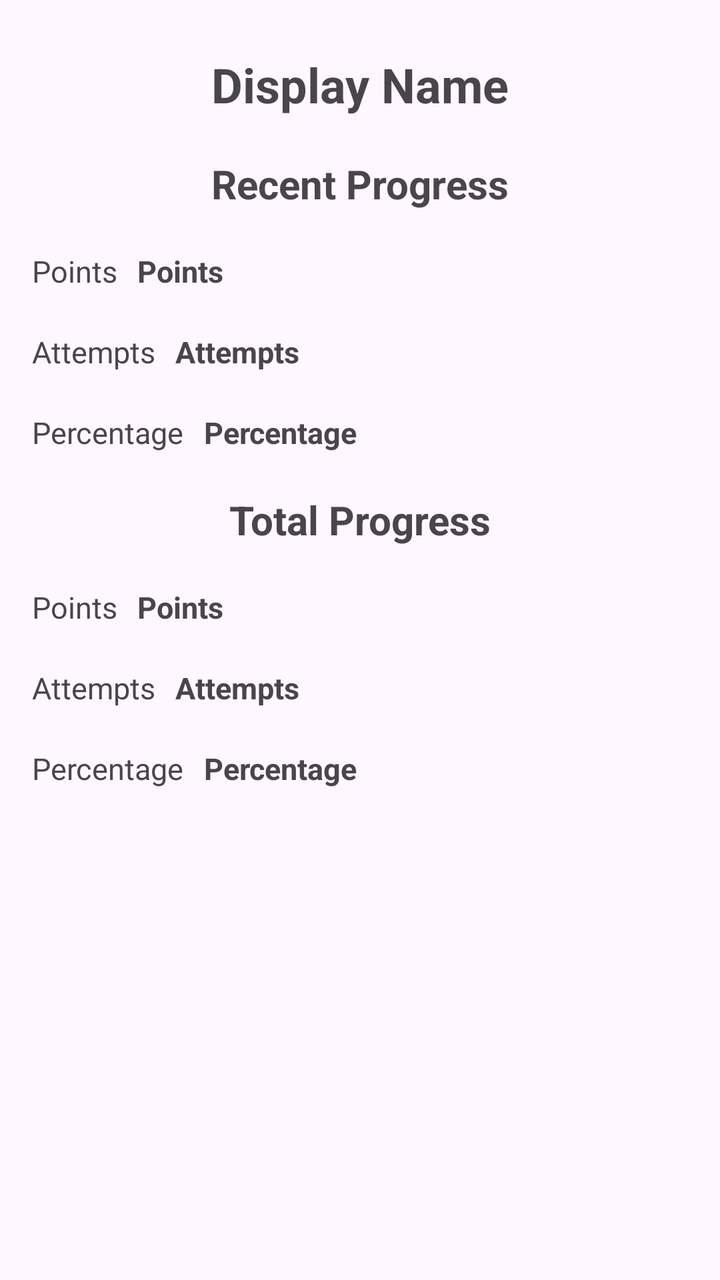
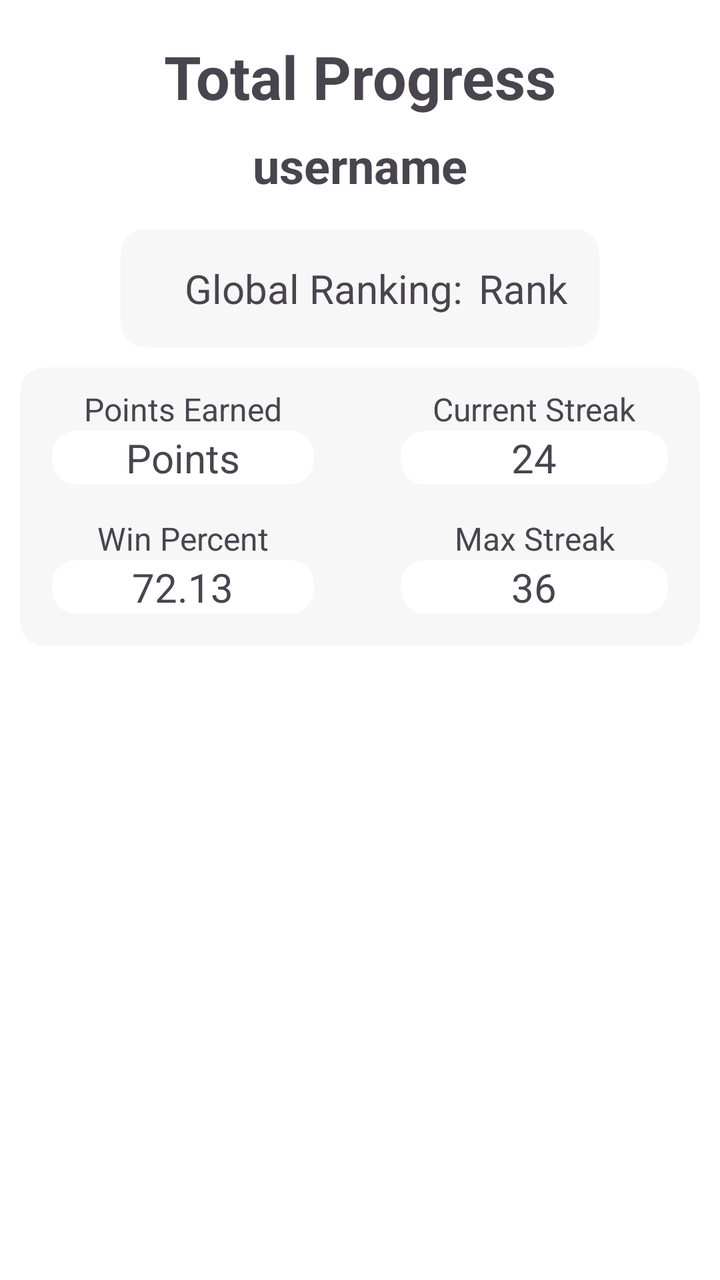

Before-and-after screenshots of an Android layout around one commit, followed by the original layout XML and the change that was made.
<!-- AndroidManifest.xml: application theme Theme.TheApp -->
<!-- res/layout/fragment_statistics.xml -->
<?xml version="1.0" encoding="utf-8"?>
<androidx.constraintlayout.widget.ConstraintLayout
    xmlns:android="http://schemas.android.com/apk/res/android"
    xmlns:app="http://schemas.android.com/apk/res-auto"
    xmlns:tools="http://schemas.android.com/tools"
    android:layout_width="match_parent"
    android:layout_height="match_parent"
    android:padding="16dp"
    tools:context=".StatisticsFragment">

    <TextView
        android:id="@+id/displayNameText"
        android:layout_width="wrap_content"
        android:layout_height="wrap_content"
        android:text="@string/display_name"
        android:textStyle="bold"
        android:textSize="24sp"
        android:padding="10dp"
        app:layout_constraintTop_toTopOf="parent"
        app:layout_constraintStart_toStartOf="parent"
        app:layout_constraintEnd_toEndOf="parent" />

    <TextView
        android:id="@+id/recent_progress_title"
        android:layout_width="wrap_content"
        android:layout_height="wrap_content"
        android:text="@string/recent_progress"
        android:textSize="20sp"
        android:textStyle="bold"
        android:padding="10dp"
        app:layout_constraintTop_toBottomOf="@id/displayNameText"
        app:layout_constraintStart_toStartOf="parent"
        app:layout_constraintEnd_toEndOf="parent" />

    <TextView
        android:id="@+id/recent_points_text"
        android:layout_width="0dp"
        android:layout_height="wrap_content"
        android:text="@string/points"
        android:textSize="15sp"
        android:paddingTop="10dp"
        android:paddingBottom="10dp"
        android:paddingRight="10dp"
        app:layout_constraintTop_toBottomOf="@id/recent_progress_title"
        app:layout_constraintStart_toStartOf="parent" />

    <TextView
        android:id="@+id/recent_points"
        android:layout_width="0dp"
        android:layout_height="wrap_content"
        android:text="@string/points"
        android:textSize="15sp"
        android:textStyle="bold"
        android:paddingTop="10dp"
        android:paddingBottom="10dp"
        app:layout_constraintTop_toTopOf="@id/recent_points_text"
        app:layout_constraintStart_toEndOf="@id/recent_points_text" />

    <TextView
        android:id="@+id/recent_attempts_text"
        android:layout_width="0dp"
        android:layout_height="wrap_content"
        android:text="@string/attempts"
        android:textSize="15sp"
        android:paddingTop="10dp"
        android:paddingBottom="10dp"
        android:paddingRight="10dp"
        app:layout_constraintTop_toBottomOf="@id/recent_points_text"
        app:layout_constraintStart_toStartOf="parent" />

    <TextView
        android:id="@+id/recent_attempts"
        android:layout_width="0dp"
        android:layout_height="wrap_content"
        android:text="@string/attempts"
        android:textSize="15sp"
        android:textStyle="bold"
        android:paddingTop="10dp"
        android:paddingBottom="10dp"
        app:layout_constraintTop_toTopOf="@id/recent_attempts_text"
        app:layout_constraintStart_toEndOf="@id/recent_attempts_text" />

    <TextView
        android:id="@+id/recent_correct_percent_text"
        android:layout_width="0dp"
        android:layout_height="wrap_content"
        android:text="@string/percentage"
        android:textSize="15sp"
        android:paddingTop="10dp"
        android:paddingBottom="10dp"
        android:paddingRight="10dp"
        app:layout_constraintTop_toBottomOf="@id/recent_attempts_text"
        app:layout_constraintStart_toStartOf="parent" />

    <TextView
        android:id="@+id/recent_correct_percent"
        android:layout_width="0dp"
        android:layout_height="wrap_content"
        android:text="@string/percentage"
        android:textSize="15sp"
        android:textStyle="bold"
        android:paddingTop="10dp"
        android:paddingBottom="10dp"
        app:layout_constraintTop_toTopOf="@id/recent_correct_percent_text"
        app:layout_constraintStart_toEndOf="@id/recent_correct_percent_text" />

    <TextView
        android:id="@+id/total_progress_title"
        android:layout_width="wrap_content"
        android:layout_height="wrap_content"
        android:text="@string/total_progress"
        android:textSize="20sp"
        android:textStyle="bold"
        android:padding="10dp"
        app:layout_constraintTop_toBottomOf="@id/recent_correct_percent_text"
        app:layout_constraintStart_toStartOf="parent"
        app:layout_constraintEnd_toEndOf="parent" />

    <TextView
        android:id="@+id/total_points_text"
        android:layout_width="0dp"
        android:layout_height="wrap_content"
        android:text="@string/points"
        android:textSize="15sp"
        android:paddingTop="10dp"
        android:paddingBottom="10dp"
        android:paddingRight="10dp"
        app:layout_constraintTop_toBottomOf="@id/total_progress_title"
        app:layout_constraintStart_toStartOf="parent" />

    <TextView
        android:id="@+id/total_points"
        android:layout_width="0dp"
        android:layout_height="wrap_content"
        android:text="@string/points"
        android:textSize="15sp"
        android:textStyle="bold"
        android:paddingTop="10dp"
        android:paddingBottom="10dp"
        app:layout_constraintTop_toTopOf="@id/total_points_text"
        app:layout_constraintStart_toEndOf="@id/total_points_text" />

    <TextView
        android:id="@+id/total_attempts_text"
        android:layout_width="0dp"
        android:layout_height="wrap_content"
        android:text="@string/attempts"
        android:textSize="15sp"
        android:paddingTop="10dp"
        android:paddingBottom="10dp"
        android:paddingRight="10dp"
        app:layout_constraintTop_toBottomOf="@id/total_points_text"
        app:layout_constraintStart_toStartOf="parent" />

    <TextView
        android:id="@+id/total_attempts"
        android:layout_width="0dp"
        android:layout_height="wrap_content"
        android:text="@string/attempts"
        android:textSize="15sp"
        android:textStyle="bold"
        android:paddingTop="10dp"
        android:paddingBottom="10dp"
        app:layout_constraintTop_toTopOf="@id/total_attempts_text"
        app:layout_constraintStart_toEndOf="@id/total_attempts_text" />

    <TextView
        android:id="@+id/total_correct_percent_text"
        android:layout_width="0dp"
        android:layout_height="wrap_content"
        android:text="@string/percentage"
        android:textSize="15sp"
        android:paddingTop="10dp"
        android:paddingBottom="10dp"
        android:paddingStart="0dp"
        android:paddingEnd="10dp"
        app:layout_constraintTop_toBottomOf="@id/total_attempts_text"
        app:layout_constraintStart_toStartOf="parent" />

    <TextView
        android:id="@+id/total_correct_percent"
        android:layout_width="0dp"
        android:layout_height="wrap_content"
        android:text="@string/percentage"
        android:textSize="15sp"
        android:textStyle="bold"
        android:paddingTop="10dp"
        android:paddingBottom="10dp"
        app:layout_constraintTop_toTopOf="@id/total_correct_percent_text"
        app:layout_constraintStart_toEndOf="@id/total_correct_percent_text" />

</androidx.constraintlayout.widget.ConstraintLayout>
<!-- resources referenced by this layout -->
<resources>
  <string name="attempts">Attempts</string>
  <string name="display_name">Display Name</string>
  <string name="percentage">Percentage</string>
  <string name="points">Points</string>
  <string name="recent_progress">Recent Progress</string>
  <string name="total_progress">Total Progress</string>
  <style name="Theme.TheApp" parent="Base.Theme.TheApp" />
  <style name="Base.Theme.TheApp" parent="Theme.Material3.DayNight.NoActionBar">
          
          
          <item name="colorPrimary">@color/primary</item>
          <item name="colorOnPrimary">@color/on_primary</item>
      </style>
  <color name="primary">#000000</color>
  <color name="on_primary">#FFFFFF</color>
</resources>

<!-- the commit's change to res/layout/fragment_statistics.xml (unified diff, before → after) -->
@@ -1,192 +1,238 @@
 <?xml version="1.0" encoding="utf-8"?>
-<androidx.constraintlayout.widget.ConstraintLayout
-    xmlns:android="http://schemas.android.com/apk/res/android"
+<LinearLayout xmlns:android="http://schemas.android.com/apk/res/android"
     xmlns:app="http://schemas.android.com/apk/res-auto"
     xmlns:tools="http://schemas.android.com/tools"
     android:layout_width="match_parent"
     android:layout_height="match_parent"
-    android:padding="16dp"
+    android:background="@color/nav_view"
+    android:orientation="vertical"
+    android:padding="10dp"
     tools:context=".StatisticsFragment">
 
-    <TextView
-        android:id="@+id/displayNameText"
-        android:layout_width="wrap_content"
-        android:layout_height="wrap_content"
-        android:text="@string/display_name"
-        android:textStyle="bold"
-        android:textSize="24sp"
-        android:padding="10dp"
-        app:layout_constraintTop_toTopOf="parent"
-        app:layout_constraintStart_toStartOf="parent"
-        app:layout_constraintEnd_toEndOf="parent" />
-
-    <TextView
-        android:id="@+id/recent_progress_title"
-        android:layout_width="wrap_content"
-        android:layout_height="wrap_content"
-        android:text="@string/recent_progress"
-        android:textSize="20sp"
-        android:textStyle="bold"
-        android:padding="10dp"
-        app:layout_constraintTop_toBottomOf="@id/displayNameText"
-        app:layout_constraintStart_toStartOf="parent"
-        app:layout_constraintEnd_toEndOf="parent" />
-
-    <TextView
-        android:id="@+id/recent_points_text"
-        android:layout_width="0dp"
-        android:layout_height="wrap_content"
-        android:text="@string/points"
-        android:textSize="15sp"
-        android:paddingTop="10dp"
-        android:paddingBottom="10dp"
-        android:paddingRight="10dp"
-        app:layout_constraintTop_toBottomOf="@id/recent_progress_title"
-        app:layout_constraintStart_toStartOf="parent" />
-
-    <TextView
-        android:id="@+id/recent_points"
-        android:layout_width="0dp"
-        android:layout_height="wrap_content"
-        android:text="@string/points"
-        android:textSize="15sp"
-        android:textStyle="bold"
-        android:paddingTop="10dp"
-        android:paddingBottom="10dp"
-        app:layout_constraintTop_toTopOf="@id/recent_points_text"
-        app:layout_constraintStart_toEndOf="@id/recent_points_text" />
-
-    <TextView
-        android:id="@+id/recent_attempts_text"
-        android:layout_width="0dp"
-        android:layout_height="wrap_content"
-        android:text="@string/attempts"
-        android:textSize="15sp"
-        android:paddingTop="10dp"
-        android:paddingBottom="10dp"
-        android:paddingRight="10dp"
-        app:layout_constraintTop_toBottomOf="@id/recent_points_text"
-        app:layout_constraintStart_toStartOf="parent" />
-
-    <TextView
-        android:id="@+id/recent_attempts"
-        android:layout_width="0dp"
-        android:layout_height="wrap_content"
-        android:text="@string/attempts"
-        android:textSize="15sp"
-        android:textStyle="bold"
-        android:paddingTop="10dp"
-        android:paddingBottom="10dp"
-        app:layout_constraintTop_toTopOf="@id/recent_attempts_text"
-        app:layout_constraintStart_toEndOf="@id/recent_attempts_text" />
-
-    <TextView
-        android:id="@+id/recent_correct_percent_text"
-        android:layout_width="0dp"
-        android:layout_height="wrap_content"
-        android:text="@string/percentage"
-        android:textSize="15sp"
-        android:paddingTop="10dp"
-        android:paddingBottom="10dp"
-        android:paddingRight="10dp"
-        app:layout_constraintTop_toBottomOf="@id/recent_attempts_text"
-        app:layout_constraintStart_toStartOf="parent" />
-
-    <TextView
-        android:id="@+id/recent_correct_percent"
-        android:layout_width="0dp"
-        android:layout_height="wrap_content"
-        android:text="@string/percentage"
-        android:textSize="15sp"
-        android:textStyle="bold"
-        android:paddingTop="10dp"
-        android:paddingBottom="10dp"
-        app:layout_constraintTop_toTopOf="@id/recent_correct_percent_text"
-        app:layout_constraintStart_toEndOf="@id/recent_correct_percent_text" />
-
-    <TextView
-        android:id="@+id/total_progress_title"
-        android:layout_width="wrap_content"
-        android:layout_height="wrap_content"
-        android:text="@string/total_progress"
-        android:textSize="20sp"
-        android:textStyle="bold"
-        android:padding="10dp"
-        app:layout_constraintTop_toBottomOf="@id/recent_correct_percent_text"
-        app:layout_constraintStart_toStartOf="parent"
-        app:layout_constraintEnd_toEndOf="parent" />
-
-    <TextView
-        android:id="@+id/total_points_text"
-        android:layout_width="0dp"
-        android:layout_height="wrap_content"
-        android:text="@string/points"
-        android:textSize="15sp"
-        android:paddingTop="10dp"
-        android:paddingBottom="10dp"
-        android:paddingRight="10dp"
-        app:layout_constraintTop_toBottomOf="@id/total_progress_title"
-        app:layout_constraintStart_toStartOf="parent" />
-
-    <TextView
-        android:id="@+id/total_points"
-        android:layout_width="0dp"
-        android:layout_height="wrap_content"
-        android:text="@string/points"
-        android:textSize="15sp"
-        android:textStyle="bold"
-        android:paddingTop="10dp"
-        android:paddingBottom="10dp"
-        app:layout_constraintTop_toTopOf="@id/total_points_text"
-        app:layout_constraintStart_toEndOf="@id/total_points_text" />
-
-    <TextView
-        android:id="@+id/total_attempts_text"
-        android:layout_width="0dp"
-        android:layout_height="wrap_content"
-        android:text="@string/attempts"
-        android:textSize="15sp"
-        android:paddingTop="10dp"
-        android:paddingBottom="10dp"
-        android:paddingRight="10dp"
-        app:layout_constraintTop_toBottomOf="@id/total_points_text"
-        app:layout_constraintStart_toStartOf="parent" />
-
-    <TextView
-        android:id="@+id/total_attempts"
-        android:layout_width="0dp"
-        android:layout_height="wrap_content"
-        android:text="@string/attempts"
-        android:textSize="15sp"
-        android:textStyle="bold"
-        android:paddingTop="10dp"
-        android:paddingBottom="10dp"
-        app:layout_constraintTop_toTopOf="@id/total_attempts_text"
-        app:layout_constraintStart_toEndOf="@id/total_attempts_text" />
-
-    <TextView
-        android:id="@+id/total_correct_percent_text"
-        android:layout_width="0dp"
-        android:layout_height="wrap_content"
-        android:text="@string/percentage"
-        android:textSize="15sp"
-        android:paddingTop="10dp"
-        android:paddingBottom="10dp"
-        android:paddingStart="0dp"
-        android:paddingEnd="10dp"
-        app:layout_constraintTop_toBottomOf="@id/total_attempts_text"
-        app:layout_constraintStart_toStartOf="parent" />
-
-    <TextView
-        android:id="@+id/total_correct_percent"
-        android:layout_width="0dp"
-        android:layout_height="wrap_content"
-        android:text="@string/percentage"
-        android:textSize="15sp"
-        android:textStyle="bold"
-        android:paddingTop="10dp"
-        android:paddingBottom="10dp"
-        app:layout_constraintTop_toTopOf="@id/total_correct_percent_text"
-        app:layout_constraintStart_toEndOf="@id/total_correct_percent_text" />
-
-</androidx.constraintlayout.widget.ConstraintLayout>
+    <RelativeLayout
+        android:layout_width="match_parent"
+        android:layout_height="match_parent"
+        android:orientation="vertical">
+
+        <TextView
+            android:id="@+id/total_progress_title"
+            android:layout_width="match_parent"
+            android:layout_height="wrap_content"
+            android:gravity="center"
+            android:padding="8dp"
+            android:text="@string/total_progress"
+            android:textSize="30sp"
+            android:textStyle="bold" />
+
+        <TextView
+            android:id="@+id/usernameText"
+            android:layout_below="@id/total_progress_title"
+            android:layout_width="match_parent"
+            android:layout_height="wrap_content"
+            android:gravity="center"
+            android:paddingBottom="16dp"
+            android:text="@string/username"
+            android:textSize="24sp"
+            android:textStyle="bold" />
+
+        <com.google.android.material.card.MaterialCardView
+            android:id="@+id/rankCard"
+            android:layout_below="@id/usernameText"
+            android:layout_width="wrap_content"
+            android:layout_height="wrap_content"
+            android:layout_centerHorizontal="true"
+            android:layout_marginBottom="10dp"
+            android:backgroundTint="@color/card_color"
+            app:strokeColor="@android:color/transparent">
+
+            <RelativeLayout
+                android:layout_width="match_parent"
+                android:layout_height="match_parent"
+                android:orientation="vertical">
+
+                <TextView
+                    android:id="@+id/rank_text"
+                    android:layout_width="wrap_content"
+                    android:layout_height="wrap_content"
+                    android:layout_marginStart="16dp"
+                    android:layout_marginEnd="8dp"
+                    android:paddingStart="16dp"
+                    android:paddingEnd="0dp"
+                    android:paddingTop="16dp"
+                    android:paddingBottom="16dp"
+                    android:text="@string/global_ranking"
+                    android:textSize="20sp" />
+
+                <TextView
+                    android:id="@+id/rank"
+                    android:layout_width="wrap_content"
+                    android:layout_height="wrap_content"
+                    android:layout_toEndOf="@id/rank_text"
+                    android:paddingStart="0dp"
+                    android:paddingEnd="16dp"
+                    android:paddingTop="16dp"
+                    android:paddingBottom="16dp"
+                    android:text="@string/rank_stat"
+                    android:textSize="20sp" />
+
+            </RelativeLayout>
+
+        </com.google.android.material.card.MaterialCardView>
+
+        <com.google.android.material.card.MaterialCardView
+            android:layout_below="@id/rankCard"
+            android:layout_width="match_parent"
+            android:layout_height="wrap_content"
+            android:layout_centerHorizontal="true"
+            android:layout_marginBottom="10dp"
+            android:backgroundTint="@color/card_color"
+            app:strokeColor="@android:color/transparent">
+
+            <RelativeLayout
+                android:layout_width="match_parent"
+                android:layout_height="match_parent"
+                android:orientation="vertical">
+
+                <TextView
+                    android:id="@+id/total_points_text"
+                    android:layout_width="wrap_content"
+                    android:layout_height="wrap_content"
+                    android:layout_alignParentStart="true"
+                    android:layout_marginStart="16dp"
+                    android:layout_marginEnd="16dp"
+                    android:paddingStart="16dp"
+                    android:paddingEnd="16dp"
+                    android:paddingTop="10dp"
+                    android:text="@string/points_earned"
+                    android:textSize="16sp" />
+
+                <com.google.android.material.card.MaterialCardView
+                    android:id="@+id/pointsCard"
+                    android:layout_below="@id/total_points_text"
+                    android:layout_width="wrap_content"
+                    android:layout_height="wrap_content"
+                    android:layout_alignStart="@id/total_points_text"
+                    android:layout_alignEnd="@id/total_points_text"
+                    android:background="@color/nav_view"
+                    app:strokeColor="@android:color/transparent">
+
+                    <TextView
+                        android:id="@+id/total_points"
+                        android:layout_width="wrap_content"
+                        android:layout_height="wrap_content"
+                        android:layout_gravity="center"
+                        android:text="@string/points"
+                        android:textSize="20sp" />
+
+                </com.google.android.material.card.MaterialCardView>
+
+                <TextView
+                    android:id="@+id/recent_streak_text"
+                    android:layout_width="wrap_content"
+                    android:layout_height="wrap_content"
+                    android:layout_alignParentEnd="true"
+                    android:layout_marginStart="16dp"
+                    android:layout_marginEnd="16dp"
+                    android:paddingStart="16dp"
+                    android:paddingEnd="16dp"
+                    android:paddingTop="10dp"
+                    android:text="@string/current_streak"
+                    android:textSize="16sp" />
+
+                <com.google.android.material.card.MaterialCardView
+                    android:id="@+id/recentStreakCard"
+                    android:layout_width="wrap_content"
+                    android:layout_height="wrap_content"
+                    android:layout_below="@id/recent_streak_text"
+                    android:layout_alignStart="@id/recent_streak_text"
+                    android:layout_alignEnd="@id/recent_streak_text"
+                    android:background="@color/nav_view"
+                    app:strokeColor="@android:color/transparent">
+
+                    <TextView
+                        android:id="@+id/recent_streak"
+                        android:layout_width="wrap_content"
+                        android:layout_height="wrap_content"
+                        android:layout_gravity="center"
+                        android:text="@string/streak"
+                        android:textSize="20sp" />
+
+                </com.google.android.material.card.MaterialCardView>
+
+                <TextView
+                    android:id="@+id/winPercentText"
+                    android:layout_below="@id/pointsCard"
+                    android:layout_width="wrap_content"
+                    android:layout_height="wrap_content"
+                    android:layout_alignStart="@id/total_points_text"
+                    android:layout_alignEnd="@id/total_points_text"
+                    android:paddingStart="16dp"
+                    android:paddingEnd="16dp"
+                    android:paddingTop="16dp"
+                    android:textAlignment="center"
+                    android:text="@string/win_percent"
+                    android:textSize="16sp" />
+
+                <com.google.android.material.card.MaterialCardView
+                    android:id="@+id/winPercentCard"
+                    android:layout_width="wrap_content"
+                    android:layout_height="wrap_content"
+                    android:layout_below="@id/winPercentText"
+                    android:layout_alignStart="@id/pointsCard"
+                    android:layout_alignEnd="@id/pointsCard"
+                    android:layout_marginBottom="16dp"
+                    android:background="@color/nav_view"
+                    app:strokeColor="@android:color/transparent">
+
+                    <TextView
+                        android:id="@+id/winPercent"
+                        android:layout_width="wrap_content"
+                        android:layout_height="wrap_content"
+                        android:layout_gravity="center"
+                        android:text="@string/actual_percent"
+                        android:textSize="20sp" />
+
+                </com.google.android.material.card.MaterialCardView>
+
+                <TextView
+                    android:id="@+id/maxStreakText"
+                    android:layout_below="@id/recentStreakCard"
+                    android:layout_width="wrap_content"
+                    android:layout_height="wrap_content"
+                    android:layout_alignStart="@id/recent_streak_text"
+                    android:layout_alignEnd="@id/recent_streak_text"
+                    android:paddingStart="16dp"
+                    android:paddingEnd="16dp"
+                    android:paddingTop="16dp"
+                    android:textAlignment="center"
+                    android:text="@string/max_streak"
+                    android:textSize="16sp" />
+
+                <com.google.android.material.card.MaterialCardView
+                    android:id="@+id/maxStreakCard"
+                    android:layout_width="wrap_content"
+                    android:layout_height="wrap_content"
+                    android:layout_below="@id/maxStreakText"
+                    android:layout_alignStart="@id/recentStreakCard"
+                    android:layout_alignEnd="@id/recentStreakCard"
+                    android:layout_marginBottom="16dp"
+                    android:background="@color/nav_view"
+                    app:strokeColor="@android:color/transparent">
+
+                    <TextView
+                        android:id="@+id/maxStreak"
+                        android:layout_width="wrap_content"
+                        android:layout_height="wrap_content"
+                        android:layout_gravity="center"
+                        android:text="@string/temp_max_streak"
+                        android:textSize="20sp" />
+
+                </com.google.android.material.card.MaterialCardView>
+
+            </RelativeLayout>
+
+        </com.google.android.material.card.MaterialCardView>
+
+    </RelativeLayout>
+
+</LinearLayout>
<!-- resource entries referenced after the edit -->
@@ -1,15 +1,26 @@
 <!-- resources referenced by this layout -->
 <resources>
-  <string name="attempts">Attempts</string>
-  <string name="display_name">Display Name</string>
-  <string name="percentage">Percentage</string>
+  <color name="card_color">#F7F7F7</color>
+  <color name="nav_view">#FFFFFF</color>
+  <string name="actual_percent">72.13</string>
+  <string name="current_streak">Current Streak</string>
+  <string name="global_ranking">Global Ranking:</string>
+  <string name="max_streak">Max Streak</string>
   <string name="points">Points</string>
-  <string name="recent_progress">Recent Progress</string>
+  <string name="points_earned">Points Earned</string>
+  <string name="rank_stat">Rank</string>
+  <string name="streak">24</string>
+  <string name="temp_max_streak">36</string>
   <string name="total_progress">Total Progress</string>
+  <string name="username">username</string>
+  <string name="win_percent">Win Percent</string>
   <style name="Theme.TheApp" parent="Base.Theme.TheApp" />
   <style name="Base.Theme.TheApp" parent="Theme.Material3.DayNight.NoActionBar">
           
           
+          <item name="colorSurface">@color/nav_view</item>
+          <item name="colorOnBackground">@color/nav_view</item>
+          <item name="android:colorBackground">@color/nav_view</item>
           <item name="colorPrimary">@color/primary</item>
           <item name="colorOnPrimary">@color/on_primary</item>
       </style>
